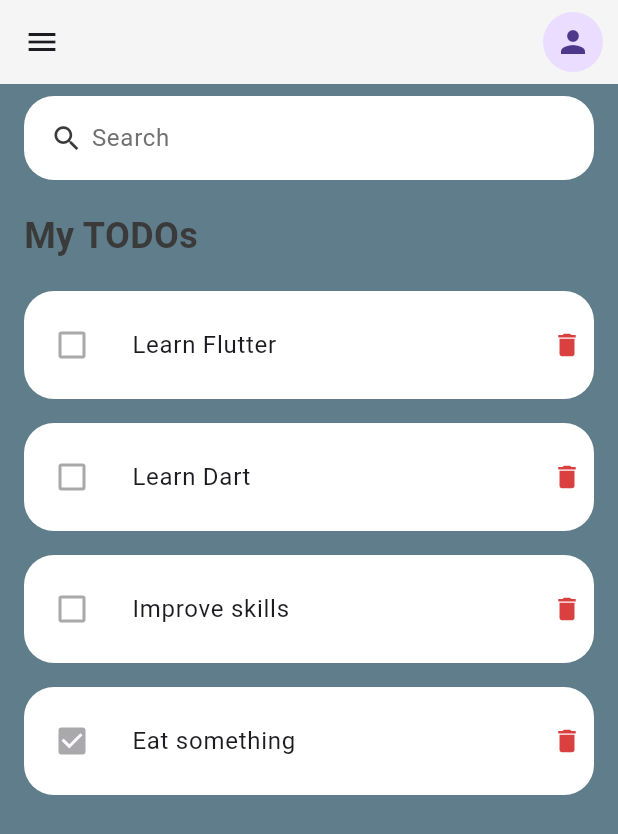
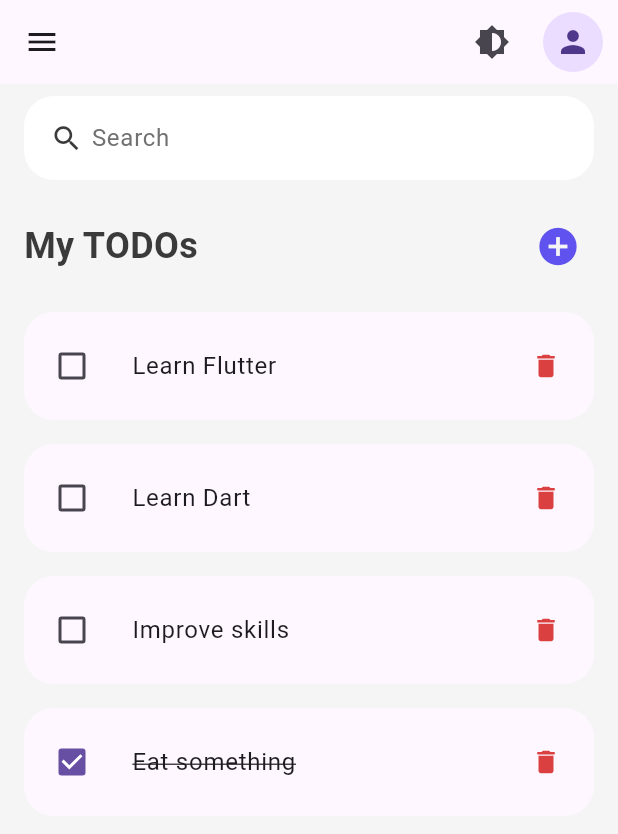
Before and after one commit to Sundramroy23/flutter_todo, a Flutter app: the screen it shows after launch, on a phone screen of 412 x 824 dp. Shown: the top 834 px of the screen. Run offline on Flutter 3.47's test engine with Material 3 defaults, Android fonts, the phone set to English and light mode, and no system bars; our stand-ins replace shared_preferences.

Commit message:
added dark mode,search ,undo scaffold

```diff
--- a/lib/main.dart
+++ b/lib/main.dart
@@ -18,20 +18,38 @@ void main() {
   runApp(const MyApp());
 }
 
-class MyApp extends StatelessWidget {
+class MyApp extends StatefulWidget {
   const MyApp({super.key});
+
+  @override
+  State<MyApp> createState() => _MyAppState();
+}
+
+class _MyAppState extends State<MyApp> {
+  bool isDarkTheme = false; // initial theme
+
+  void toggleTheme() {
+    setState(() {
+      isDarkTheme = !isDarkTheme;
+    });
+  }
 
   @override
   Widget build(BuildContext context) {
     return MaterialApp(
       debugShowCheckedModeBanner: false,
-      home: HomePage(),
-      theme: ThemeData().copyWith(
-        appBarTheme: AppBarTheme(
-          color: tdBGColor,
-        ), // Custom AppBar color
-        scaffoldBackgroundColor: tdBGColor, // Custom scaffold color
+      home: HomePage(toggleTheme: toggleTheme),
+      theme: ThemeData(
+        brightness: Brightness.light,
+        primarySwatch: Colors.blue,
+        scaffoldBackgroundColor: tdBGColor,
       ),
+      darkTheme: ThemeData(
+        brightness: Brightness.dark,
+        primarySwatch: Colors.blue,
+        scaffoldBackgroundColor: Colors.black,
+      ),
+      themeMode: isDarkTheme ? ThemeMode.dark : ThemeMode.light,
     );
   }
 }
--- a/lib/screens/home.dart
+++ b/lib/screens/home.dart
@@ -1,10 +1,13 @@
+import 'dart:convert';
 import 'package:flutter/material.dart';
 import 'package:flutter_todo_app/constants/colors.dart';
 import 'package:flutter_todo_app/widgets/taskWidget.dart';
+import 'package:shared_preferences/shared_preferences.dart';
 import '../model/todo.dart';
 
 class HomePage extends StatefulWidget {
-  const HomePage({super.key});
+  final VoidCallback toggleTheme;
+  const HomePage({super.key, required this.toggleTheme});
 
   @override
   State<HomePage> createState() => _HomePageState();
@@ -12,27 +15,125 @@ class HomePage extends StatefulWidget {
 
 class _HomePageState extends State<HomePage> {
   List<MyTodo> todoslist = [];
+  String searchQuery = "";
 
   @override
   void initState() {
-    todoslist = MyTodo.todos;
     super.initState();
+    loadTodos();
+  }
+
+  void loadTodos() async {
+    final prefs = await SharedPreferences.getInstance();
+    final List<String>? storedTodos = prefs.getStringList('todos');
+    if (storedTodos != null) {
+      todoslist = storedTodos
+          .map((jsonTodo) => MyTodo.fromJson(jsonDecode(jsonTodo)))
+          .toList();
+    } else {
+      todoslist = MyTodo.todos; // fallback if not yet saved
+    }
+    setState(() {});
+  }
+
+  void saveTodos() async {
+    final prefs = await SharedPreferences.getInstance();
+    final todoJsonList = todoslist.map((t) => jsonEncode(t.toJson())).toList();
+    prefs.setStringList('todos', todoJsonList);
+  }
+
+  void _showAlerDialog() {
+    showDialog(
+      context: context,
+      builder: (context) {
+        return AlertDialog(
+          title: const Text("Add a new task"),
+          content: TextField(
+            decoration: const InputDecoration(hintText: "Enter your task"),
+            onSubmitted: (value) {
+              if (value.isNotEmpty) {
+                setState(() {
+                  final newTodo = MyTodo(title: value, done: false);
+                  todoslist.add(newTodo);
+                  saveTodos();
+                });
+                Navigator.pop(context);
+              }
+            },
+          ),
+          actions: [
+            TextButton(
+              onPressed: () {
+                Navigator.pop(context);
+              },
+              child: const Text("Cancel"),
+            ),
+          ],
+          shape: RoundedRectangleBorder(
+            borderRadius: BorderRadius.circular(20),
+          ),
+        );
+      },
+    );
+  }
+
+  void _deleteTodoWithUndo(MyTodo todo) {
+    // Find the item's index
+    final int index = todoslist.indexWhere((t) => t.id == todo.id);
+    if (index == -1) return;
+    // Store a reference to the removed item
+    final removedTodo = todoslist[index];
+
+    // Remove the item and update local storage
+    setState(() {
+      todoslist.removeAt(index);
+      saveTodos();
+    });
+
+    // Show a SnackBar with an Undo action for 3 seconds.
+    ScaffoldMessenger.of(context).showSnackBar(
+      SnackBar(
+        content: const Text('Item deleted'),
+        duration: const Duration(seconds: 3),
+        action: SnackBarAction(
+          label: 'Undo',
+          onPressed: () {
+            // Reinsert the item back at its original index.
+            setState(() {
+              todoslist.insert(index, removedTodo);
+              saveTodos();
+            });
+          },
+        ),
+      ),
+    );
   }
 
   @override
   Widget build(BuildContext context) {
+    // Filter todos based on search query
+    final filteredTodos = todoslist
+        .where((todo) =>
+            todo.title.toLowerCase().contains(searchQuery.toLowerCase()))
+        .toList();
+
     return Scaffold(
       appBar: _appBar(),
       body: Container(
-        padding: EdgeInsets.symmetric(horizontal: 16, vertical: 8),
-        color: Colors.blueGrey,
+        padding: const EdgeInsets.symmetric(horizontal: 16, vertical: 8),
         child: Column(
           children: [
-            SearchBox(),
-            SizedTwenty(),
-            Align(
-              alignment: Alignment.topLeft,
-              child: Text(
+            SearchBox(
+              onChanged: (value) {
+                setState(() {
+                  searchQuery = value;
+                });
+              },
+            ),
+            const SizedTwenty(),
+            Row(
+              children: [
+                const Text(
                   "My TODOs",
                   style: TextStyle(
                     color: tdBlack,
@@ -40,23 +141,19 @@ class _HomePageState extends State<HomePage> {
                     fontWeight: FontWeight.bold,
                   ),
                 ),
+                const Spacer(),
+                IconButton(
+                  onPressed: _showAlerDialog,
+                  icon: const Icon(Icons.add_circle, color: tdBlue, size: 30),
+                )
+              ],
             ),
-            SizedTwenty(),
-            Expanded(
-              child: ListView.builder(
-                itemCount: todoslist.length,
-                itemBuilder: (context, index) {
-                  return Container(
-                    margin: EdgeInsets.only(bottom: 16),
-                    padding: EdgeInsets.all(8),
-                    decoration: BoxDecoration(
-                      color: Colors.white,
-                      borderRadius: BorderRadius.circular(20),
-                    ),
-                    child: Taskwidget(todoslist[index]),
-                  );
+            const SizedTwenty(),
+            TodoListView(
+              todoslist: filteredTodos,
+              onDelete: (MyTodo todo) {
+                _deleteTodoWithUndo(todo);
               },
-              ),
             )
           ],
         ),
@@ -68,13 +165,17 @@ class _HomePageState extends State<HomePage> {
     return AppBar(
       leading: IconButton(
         onPressed: () {},
-        icon: Icon(Icons.menu),
+        icon: const Icon(Icons.menu),
       ),
       actions: [
+        IconButton(
+          onPressed: widget.toggleTheme,
+          icon: const Icon(Icons.brightness_6),
+        ),
         Padding(
           padding: const EdgeInsets.symmetric(horizontal: 10),
           child: CircleAvatar(
-            child: Icon(Icons.person),
+            child: const Icon(Icons.person),
           ),
         )
       ],
@@ -82,10 +183,45 @@ class _HomePageState extends State<HomePage> {
   }
 }
 
+class TodoListView extends StatelessWidget {
+  const TodoListView({
+    super.key,
+    required this.todoslist,
+    required this.onDelete,
+  });
+
+  final List<MyTodo> todoslist;
+  final Function(MyTodo) onDelete;
+
+  @override
+  Widget build(BuildContext context) {
+    return Expanded(
+      child: ListView.builder(
+        itemCount: todoslist.length,
+        itemBuilder: (context, index) {
+          return Container(
+            margin: const EdgeInsets.only(bottom: 16),
+            padding: const EdgeInsets.all(8),
+            decoration: BoxDecoration(
+              color:
+                  Theme.of(context).cardColor, // Use cardColor based on theme
+              borderRadius: BorderRadius.circular(20),
+            ),
+            child: Taskwidget(
+              todoslist[index],
+              onDelete: () {
+                onDelete(todoslist[index]);
+              },
+            ),
+          );
+        },
+      ),
+    );
+  }
+}
+
 class SizedTwenty extends StatelessWidget {
-  const SizedTwenty({
-    super.key,
-  });
+  const SizedTwenty({super.key});
 
   @override
   Widget build(BuildContext context) {
@@ -96,30 +232,37 @@ class SizedTwenty extends StatelessWidget {
 }
 
 class SearchBox extends StatelessWidget {
-  const SearchBox({
-    super.key,
-  });
+  final ValueChanged<String> onChanged;
+  const SearchBox({super.key, required this.onChanged});
 
   @override
   Widget build(BuildContext context) {
+    final isDark = Theme.of(context).brightness == Brightness.dark;
     return Container(
-      // margin: EdgeInsets.symmetric(horizontal: 16, vertical: 8),
-      padding: EdgeInsets.symmetric(horizontal: 16, vertical: 4),
-      // height: 50,
+      padding: const EdgeInsets.symmetric(horizontal: 16, vertical: 4),
       width: double.infinity,
       decoration: BoxDecoration(
-          color: Colors.white, borderRadius: BorderRadius.circular(20)),
+        color: isDark ? Colors.grey[800] : Colors.white,
+        borderRadius: BorderRadius.circular(20),
+      ),
       child: TextField(
+        onChanged: onChanged,
+        style: TextStyle(
+          color: isDark ? Colors.white : Colors.black,
+        ),
         decoration: InputDecoration(
           prefixIcon: Icon(
             Icons.search,
-            color: tdBlack,
+            color: isDark ? Colors.white70 : tdBlack,
             size: 22,
           ),
-          prefixIconConstraints: BoxConstraints(maxHeight: 22, minWidth: 25),
-          contentPadding: EdgeInsets.all(0),
+          prefixIconConstraints:
+              const BoxConstraints(maxHeight: 22, minWidth: 25),
+          contentPadding: const EdgeInsets.all(0),
           hintText: 'Search',
-          hintStyle: TextStyle(color: tdGrey),
+          hintStyle: TextStyle(
+            color: isDark ? Colors.white54 : tdGrey,
+          ),
           border: InputBorder.none,
         ),
       ),
--- a/lib/widgets/taskWidget.dart
+++ b/lib/widgets/taskWidget.dart
@@ -2,25 +2,43 @@ import 'package:flutter/material.dart';
 import 'package:flutter_todo_app/constants/colors.dart';
 import '../model/todo.dart';
 
-class Taskwidget extends StatelessWidget {
-  const Taskwidget(this.todos, {super.key});
+class Taskwidget extends StatefulWidget {
+  const Taskwidget(this.todos, {super.key, required this.onDelete});
 
   final MyTodo todos;
-  // final Function(bool?)? onChanged;
+  final VoidCallback onDelete;
 
+  @override
+  State<Taskwidget> createState() => _TaskwidgetState();
+}
+
+class _TaskwidgetState extends State<Taskwidget> {
   @override
   Widget build(BuildContext context) {
     return ListTile(
       contentPadding: EdgeInsets.all(0),
-      leading: Checkbox(value: todos.done, onChanged: null),
+      leading: Checkbox(
+        value: widget.todos.done,
+        onChanged: (bool? value) {
+          setState(() {
+            widget.todos.done = value!;
+          });
+        },
+      ),
       title: Text(
-        todos.title,
-        style: TextStyle(fontSize: 16),
+        widget.todos.title,
+        style: TextStyle(
+          fontSize: 16,
+          decoration: widget.todos.done
+              ? TextDecoration.lineThrough
+              : TextDecoration.none,
+        ),
       ),
-      trailing: Icon(
-        Icons.delete,
+      trailing: IconButton(
+        onPressed: widget.onDelete, // Parent handles deletion
+        icon: Icon(Icons.delete),
         color: tdRed,
-        size: 20,
+        iconSize: 20,
       ),
     );
   }
--- a/pubspec.yaml
+++ b/pubspec.yaml
@@ -34,6 +34,7 @@ dependencies:
   # The following adds the Cupertino Icons font to your application.
   # Use with the CupertinoIcons class for iOS style icons.
   cupertino_icons: ^1.0.8
+  shared_preferences: ^2.5.2
 
 dev_dependencies:
   flutter_test:
```
Also changed, not shown: lib/model/todo.dart (+22 -0 lines), pubspec.lock, 2 other files. Lines whose indentation alone changed are shown as unchanged.
